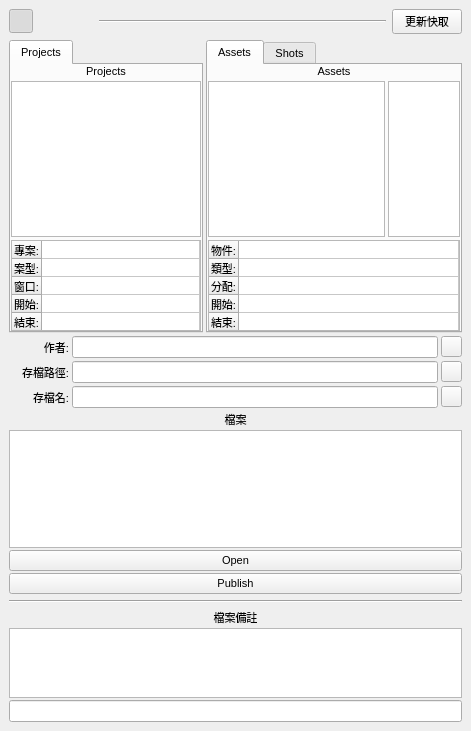
tws0002/scripts, file maya_scripts/ui/qt_main_ui.ui: the form before one commit.
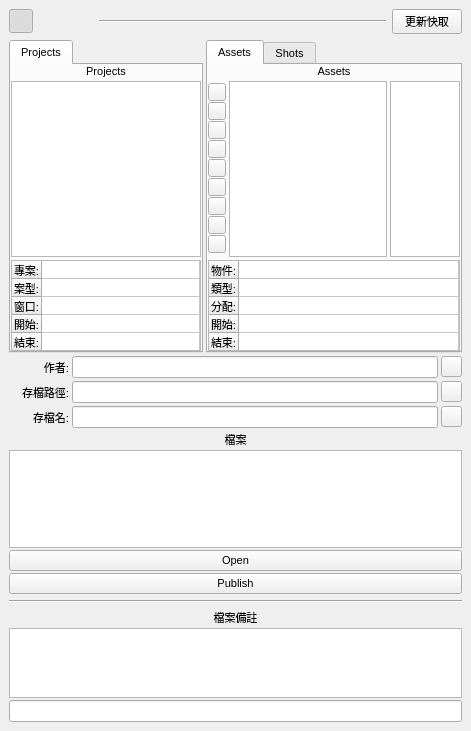
The form after the commit. Icons and pictures are not drawn. Custom widgets are drawn as their Qt base class.

What changed in the file:
```diff
--- a/maya_scripts/ui/qt_main_ui.ui
+++ b/maya_scripts/ui/qt_main_ui.ui
@@ -341,6 +341,217 @@
              <property name="spacing">
               <number>3</number>
              </property>
+             <item>
+              <layout class="QVBoxLayout" name="colorCodeButton">
+               <property name="spacing">
+                <number>1</number>
+               </property>
+               <property name="topMargin">
+                <number>2</number>
+               </property>
+               <property name="bottomMargin">
+                <number>2</number>
+               </property>
+               <item>
+                <widget class="QPushButton" name="colorCode1">
+                 <property name="minimumSize">
+                  <size>
+                   <width>18</width>
+                   <height>18</height>
+                  </size>
+                 </property>
+                 <property name="maximumSize">
+                  <size>
+                   <width>18</width>
+                   <height>18</height>
+                  </size>
+                 </property>
+                 <property name="toolTip">
+                  <string>&lt;html&gt;&lt;head/&gt;&lt;body&gt;&lt;p&gt;&lt;br/&gt;&lt;/p&gt;&lt;/body&gt;&lt;/html&gt;</string>
+                 </property>
+                 <property name="text">
+                  <string/>
+                 </property>
+                </widget>
+               </item>
+               <item>
+                <widget class="QPushButton" name="colorCode2">
+                 <property name="minimumSize">
+                  <size>
+                   <width>18</width>
+                   <height>18</height>
+                  </size>
+                 </property>
+                 <property name="maximumSize">
+                  <size>
+                   <width>18</width>
+                   <height>18</height>
+                  </size>
+                 </property>
+                 <property name="toolTip">
+                  <string>&lt;html&gt;&lt;head/&gt;&lt;body&gt;&lt;p&gt;&lt;br/&gt;&lt;/p&gt;&lt;/body&gt;&lt;/html&gt;</string>
+                 </property>
+                 <property name="text">
+                  <string/>
+                 </property>
+                </widget>
+               </item>
+               <item>
+                <widget class="QPushButton" name="colorCode3">
+                 <property name="minimumSize">
+                  <size>
+                   <width>18</width>
+                   <height>18</height>
+                  </size>
+                 </property>
+                 <property name="maximumSize">
+                  <size>
+                   <width>18</width>
+                   <height>18</height>
+                  </size>
+                 </property>
+                 <property name="toolTip">
+                  <string>&lt;html&gt;&lt;head/&gt;&lt;body&gt;&lt;p&gt;&lt;br/&gt;&lt;/p&gt;&lt;/body&gt;&lt;/html&gt;</string>
+                 </property>
+                 <property name="text">
+                  <string/>
+                 </property>
+                </widget>
+               </item>
+               <item>
+                <widget class="QPushButton" name="colorCode4">
+                 <property name="minimumSize">
+                  <size>
+                   <width>18</width>
+                   <height>18</height>
+                  </size>
+                 </property>
+                 <property name="maximumSize">
+                  <size>
+                   <width>18</width>
+                   <height>18</height>
+                  </size>
+                 </property>
+                 <property name="toolTip">
+                  <string>&lt;html&gt;&lt;head/&gt;&lt;body&gt;&lt;p&gt;&lt;br/&gt;&lt;/p&gt;&lt;/body&gt;&lt;/html&gt;</string>
+                 </property>
+                 <property name="text">
+                  <string/>
+                 </property>
+                </widget>
+               </item>
+               <item>
+                <widget class="QPushButton" name="colorCode5">
+                 <property name="minimumSize">
+                  <size>
+                   <width>18</width>
+                   <height>18</height>
+                  </size>
+                 </property>
+                 <property name="maximumSize">
+                  <size>
+                   <width>18</width>
+                   <height>18</height>
+                  </size>
+                 </property>
+                 <property name="toolTip">
+                  <string>&lt;html&gt;&lt;head/&gt;&lt;body&gt;&lt;p&gt;&lt;br/&gt;&lt;/p&gt;&lt;/body&gt;&lt;/html&gt;</string>
+                 </property>
+                 <property name="text">
+                  <string/>
+                 </property>
+                </widget>
+               </item>
+               <item>
+                <widget class="QPushButton" name="colorCode6">
+                 <property name="minimumSize">
+                  <size>
+                   <width>18</width>
+                   <height>18</height>
+                  </size>
+                 </property>
+                 <property name="maximumSize">
+                  <size>
+                   <width>18</width>
+                   <height>18</height>
+                  </size>
+                 </property>
+                 <property name="toolTip">
+                  <string>&lt;html&gt;&lt;head/&gt;&lt;body&gt;&lt;p&gt;&lt;br/&gt;&lt;/p&gt;&lt;/body&gt;&lt;/html&gt;</string>
+                 </property>
+                 <property name="text">
+                  <string/>
+                 </property>
+                </widget>
+               </item>
+               <item>
+                <widget class="QPushButton" name="colorCode7">
+                 <property name="minimumSize">
+                  <size>
+                   <width>18</width>
+                   <height>18</height>
+                  </size>
+                 </property>
+                 <property name="maximumSize">
+                  <size>
+                   <width>18</width>
+                   <height>18</height>
+                  </size>
+                 </property>
+                 <property name="toolTip">
+                  <string>&lt;html&gt;&lt;head/&gt;&lt;body&gt;&lt;p&gt;&lt;br/&gt;&lt;/p&gt;&lt;/body&gt;&lt;/html&gt;</string>
+                 </property>
+                 <property name="text">
+                  <string/>
+                 </property>
+                </widget>
+               </item>
+               <item>
+                <widget class="QPushButton" name="colorCode8">
+                 <property name="minimumSize">
+                  <size>
+                   <width>18</width>
+                   <height>18</height>
+                  </size>
+                 </property>
+                 <property name="maximumSize">
+                  <size>
+                   <width>18</width>
+                   <height>18</height>
+                  </size>
+                 </property>
+                 <property name="toolTip">
+                  <string>&lt;html&gt;&lt;head/&gt;&lt;body&gt;&lt;p&gt;&lt;br/&gt;&lt;/p&gt;&lt;/body&gt;&lt;/html&gt;</string>
+                 </property>
+                 <property name="text">
+                  <string/>
+                 </property>
+                </widget>
+               </item>
+               <item>
+                <widget class="QPushButton" name="colorCode9">
+                 <property name="minimumSize">
+                  <size>
+                   <width>18</width>
+                   <height>18</height>
+                  </size>
+                 </property>
+                 <property name="maximumSize">
+                  <size>
+                   <width>18</width>
+                   <height>18</height>
+                  </size>
+                 </property>
+                 <property name="toolTip">
+                  <string>&lt;html&gt;&lt;head/&gt;&lt;body&gt;&lt;p&gt;&lt;br/&gt;&lt;/p&gt;&lt;/body&gt;&lt;/html&gt;</string>
+                 </property>
+                 <property name="text">
+                  <string/>
+                 </property>
+                </widget>
+               </item>
+              </layout>
+             </item>
              <item>
               <widget class="QListWidget" name="asset_list"/>
              </item>
```
